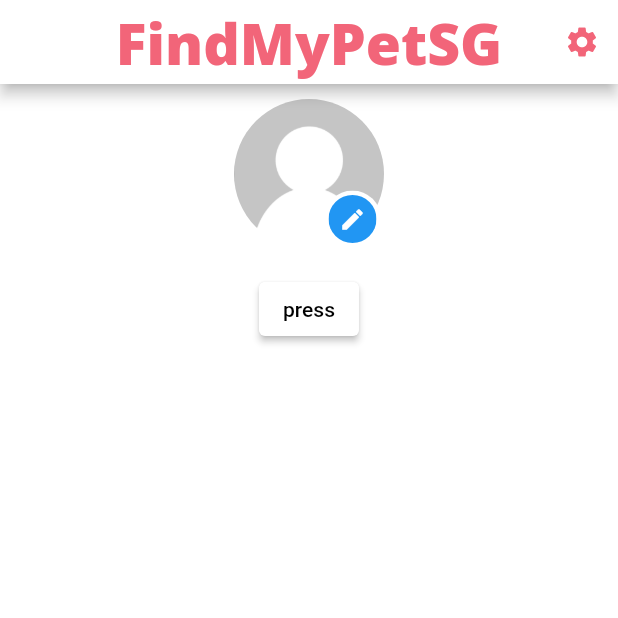
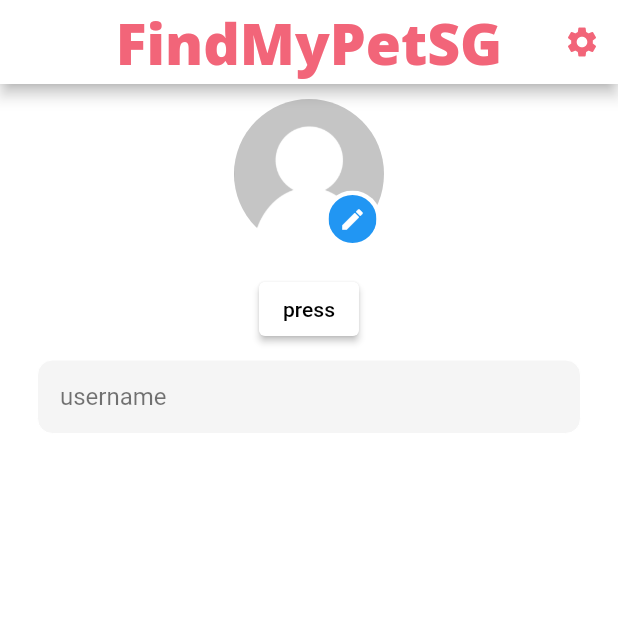
Before and after one commit to MuhdMusab/FindMyPetSG, a Flutter app: the screen it shows once a user with an empty profile is signed in, item 3 of the bottom bar chosen, after a tap on "press", on a phone screen of 412 x 824 dp, the top half of it. Run offline on Flutter 3.47's test engine with Material 2 defaults, Android fonts, the phone set to English and light mode, and no system bars; our stand-ins replace cloud_firestore, file_picker, firebase_auth, firebase_core, firebase_database, firebase_storage and 4 more; accounts and stored records are empty; network calls fail.

```diff
--- a/lib/screens/profile_screen.dart
+++ b/lib/screens/profile_screen.dart
@@ -30,7 +30,7 @@ class _ProfileScreenState extends State<ProfileScreen> with AutomaticKeepAliveCl
 
   ChatroomDao _chatroomDao = ChatroomDao();
   ScrollController _scrollController = ScrollController();
-
+  TextEditingController userNameTextEditingController = TextEditingController();
   Widget _getMessageList() {
     return Expanded(
       child: FirebaseAnimatedList(
@@ -185,11 +185,49 @@ class _ProfileScreenState extends State<ProfileScreen> with AutomaticKeepAliveCl
             Text(widget._user!['name'].toString()),
             ElevatedButton(
                 onPressed: () {
-                  chatroomDao.addChatroom(username, Chatroom('musab146'));
-                  chatroomDao.addChatroom(username, Chatroom('musab14'));
+                  chatroomDao.addChatroom(username,  Chatroom(userNameTextEditingController.text));
                   //chatroomDao.saveChatroom(Chatroom('musab12345'));
                 },
-                child: Text('press', style: TextStyle(color: Colors.black),)),
+                child: Text('press', style: TextStyle(color: Colors.black),)
+            ),
+            SizedBox(height: 10,),
+            TextFormField(
+              controller: userNameTextEditingController,
+              style: simpleBlackTextStyle(),
+              decoration: InputDecoration(
+                fillColor: Colors.grey.withOpacity(0.1),
+                filled: true,
+                contentPadding: EdgeInsets.symmetric(
+                  vertical: 15,
+                  horizontal: 15,
+                ),
+                enabledBorder: OutlineInputBorder(
+                  borderSide: BorderSide(
+                    color: Colors.white,
+                    width: 0,
+                  ),
+                  borderRadius: BorderRadius.circular(10),
+                ),
+                focusedBorder: OutlineInputBorder(
+                  borderSide: BorderSide(
+                    color: Colors.white,
+                    width: 0,
+                  ),
+                  borderRadius: BorderRadius.circular(10),
+                ),
+                border: OutlineInputBorder(
+                  borderSide: BorderSide(
+                    color: Colors.white,
+                    width: 0,
+                  ),
+                  borderRadius: BorderRadius.circular(10),
+                ),
+                hintText: "username",
+                hintStyle: TextStyle(
+                  color: Colors.black54,
+                ),
+              ),
+            ),
           ],
         ),
       ),
--- a/lib/screens/search.dart
+++ b/lib/screens/search.dart
@@ -1,6 +1,7 @@
 import 'package:find_my_pet_sg/modal/chatroom.dart';
 import 'package:find_my_pet_sg/modal/person.dart';
 import 'package:find_my_pet_sg/widgets/chat_header_widget.dart';
+import 'package:find_my_pet_sg/widgets/message_list_widget.dart';
 import 'package:firebase_database/firebase_database.dart';
 import 'package:flutter/material.dart';
 import 'package:cloud_firestore/cloud_firestore.dart';
@@ -37,12 +38,12 @@ class _SearchScreenState extends State<SearchScreen> with AutomaticKeepAliveClie
   @override
   bool get wantKeepAlive => true;
 
-  void _sendMessage() {
+  void _sendMessage(Function callback) {
     if (_canSendMessage()) {
       final message = Message2(_messageInputController.text, DateTime.now());
       widget.messageDao.saveMessage(message);
       _messageInputController.clear();
-      setState(() {});
+      callback();
     }
   }
 
@@ -115,32 +116,10 @@ class _SearchScreenState extends State<SearchScreen> with AutomaticKeepAliveClie
 
             ),
             _getMessageList(),
-            Row(
-              mainAxisAlignment: MainAxisAlignment.spaceBetween,
-              children: [
-                Flexible(
-                  child: Padding(
-                    padding: const EdgeInsets.symmetric(horizontal: 12.0),
-                    child: TextField(
-                      keyboardType: TextInputType.text,
-                      controller: _messageInputController,
-                      onChanged: (text) => setState(() {}),
-                      onSubmitted: (input) {
-                        _sendMessage();
-                      },
-                      decoration:
-                      const InputDecoration(hintText: 'Enter new message'),
-                    ),
-                  ),
-                ),
-                IconButton(
-                    icon: Icon(_canSendMessage()
-                        ? CupertinoIcons.arrow_right_circle_fill
-                        : CupertinoIcons.arrow_right_circle),
-                    onPressed: () {
-                      _sendMessage();
-                    })
-              ],
+            MessageList(
+              sendMessage: _sendMessage,
+              textEditingController: _messageInputController,
+              canSendMessage: _canSendMessage,
             ),
           ],
         ),
```
